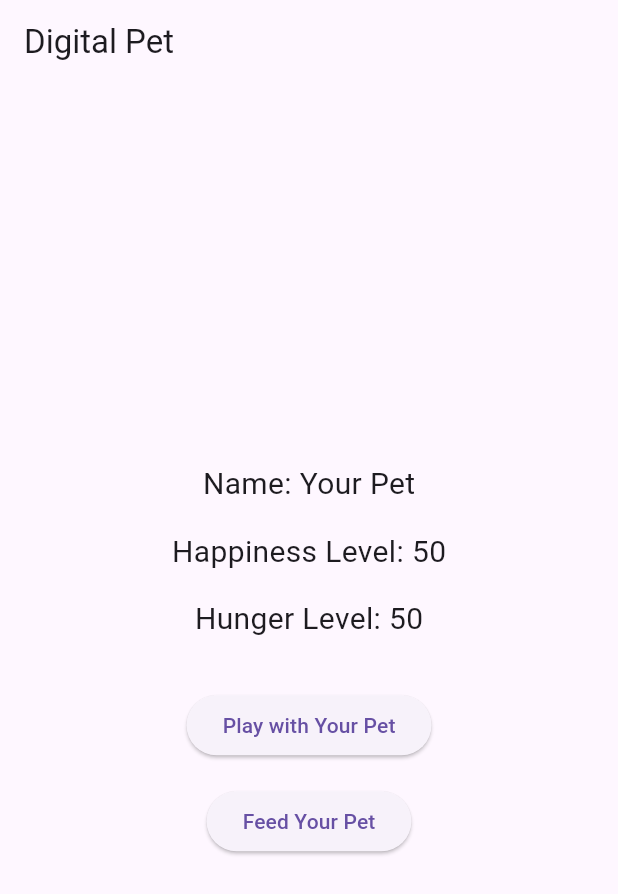
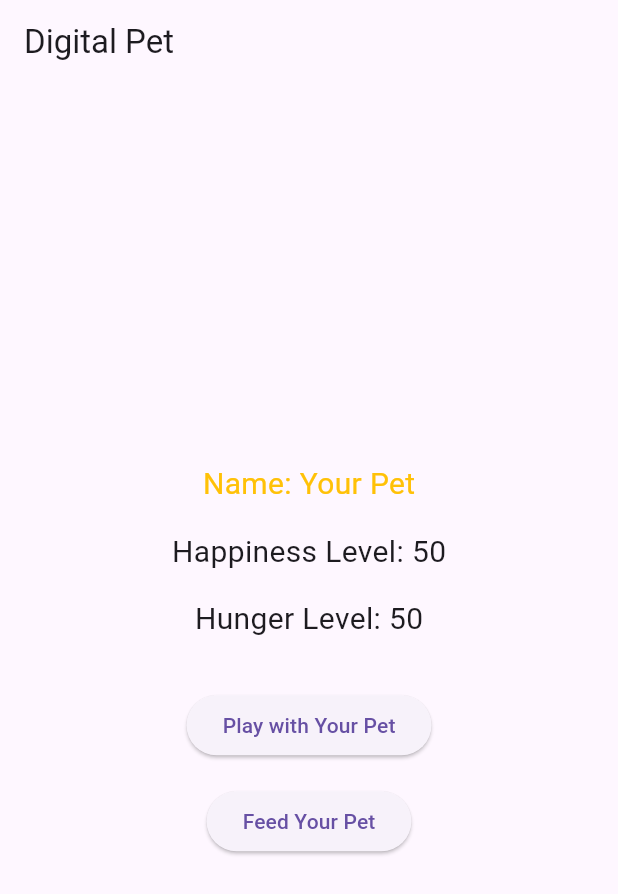
Before and after one commit to JimmyPhanfr/mad_act5, a Flutter app: the screen it shows after launch, on a phone screen of 412 x 824 dp. Shown: the top 894 px of the screen. Run offline on Flutter 3.47's test engine with Material 3 defaults, Android fonts, the light colour scheme and no system bars.

Commit message:
adds color indicator for pet based on happiness level

```diff
--- a/lib/main.dart
+++ b/lib/main.dart
@@ -62,7 +62,10 @@ class _DigitalPetAppState extends State<DigitalPetApp> {
           children: <Widget>[
             Text(
               'Name: $petName',
-              style: TextStyle(fontSize: 20.0),
+              style: TextStyle(
+                fontSize: 20.0,
+                color: (happinessLevel > 70) ? Colors.green : (happinessLevel > 30) ? Colors.amber : Colors.red,
+              ),
             ),
             SizedBox(height: 16.0),
             Text(
```
Also changed, not shown: 2 other files.
